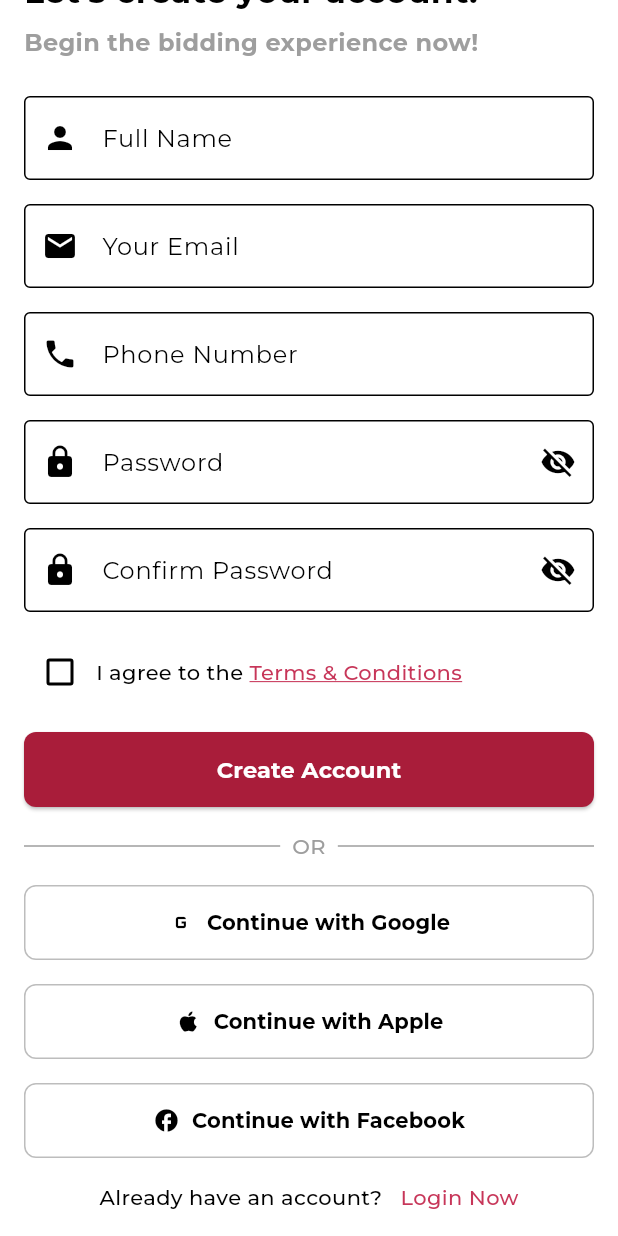
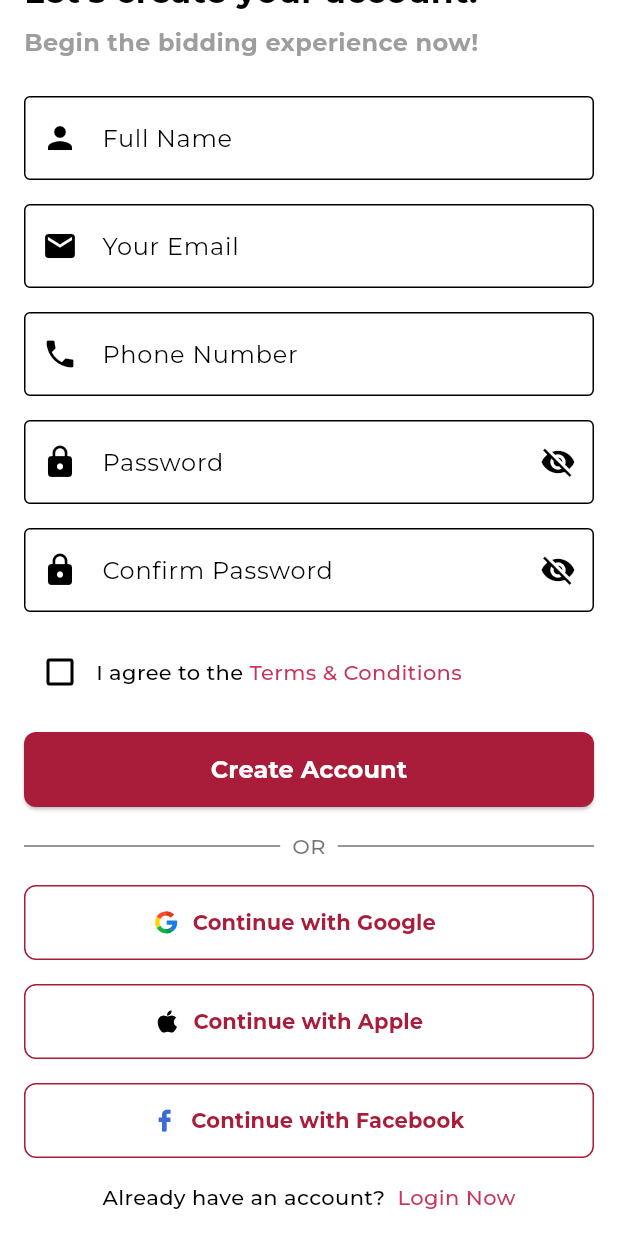
Before and after one commit to AlleTre-E-Commerce-Complex/alletre-flutter, a Flutter app: the SignUpPage screen opened directly, scrolled down 94 dp, on a phone screen of 412 x 824 dp. Run offline on Flutter 3.47's test engine with Material 3 defaults, Android fonts, the phone set to English and light mode, and no system bars; our stand-ins replace carousel_slider, flutter_svg, slide_to_act.

Commit message:
sign up page styles updated and changes made in pubspec

```diff
--- a/lib/utils/theme/app_theme.dart
+++ b/lib/utils/theme/app_theme.dart
@@ -10,6 +10,7 @@ const Color errorColor = Color(0xFFe40909);
 const Color activeColor = Color(0xFF089F28);
 const Color scheduledColor = Color(0xFFD57A0A);
 Color buttonBgColor = Colors.grey.shade200;
+Color dividerColor = Colors.black54;
 
 ThemeData customTheme() {
   return ThemeData(
--- a/lib/view/screens/login screen/login_page.dart
+++ b/lib/view/screens/login screen/login_page.dart
@@ -13,14 +13,14 @@ class LoginPage extends StatelessWidget {
         padding: const EdgeInsets.all(16.0),
         child: Column(
           children: [
-            TextField(
+            const TextField(
               decoration: InputDecoration(
                 labelText: 'Email',
                 hintText: 'Enter your email',
               ),
             ),
             const SizedBox(height: 16),
-            TextField(
+            const TextField(
               obscureText: true,
               decoration: InputDecoration(
                 labelText: 'Password',
--- a/lib/view/widgets/signup widgets/signup_buttons.dart
+++ b/lib/view/widgets/signup widgets/signup_buttons.dart
@@ -1,5 +1,6 @@
 import 'package:alletre_app/utils/theme/app_theme.dart';
 import 'package:flutter/material.dart';
+import 'package:flutter_svg/flutter_svg.dart';
 
 class SignupButtons extends StatelessWidget {
   const SignupButtons({super.key});
@@ -18,20 +19,23 @@ class SignupButtons extends StatelessWidget {
           ),
           onPressed: () {},
           child: const Text('Create Account',
-              style: TextStyle(fontSize: 15, color: secondaryColor)),
+              style: TextStyle(
+                  fontSize: 16,
+                  color: secondaryColor,
+                  fontWeight: FontWeight.w600)),
         ),
         const SizedBox(height: 16),
-        const Row(
+        Row(
           children: [
-            Expanded(child: Divider(color: Colors.grey)),
+            Expanded(child: Divider(color: dividerColor)),
             Padding(
-              padding: EdgeInsets.symmetric(horizontal: 8.0),
+              padding: const EdgeInsets.symmetric(horizontal: 8.0),
               child: Text('OR',
                   style: TextStyle(
-                      color: Colors.grey, fontWeight: FontWeight.w500)),
+                      color: dividerColor, fontWeight: FontWeight.w500)),
             ),
             Expanded(
-              child: Divider(color: Colors.grey),
+              child: Divider(color: dividerColor),
             ),
           ],
         ),
@@ -39,20 +43,25 @@ class SignupButtons extends StatelessWidget {
         OutlinedButton(
           style: OutlinedButton.styleFrom(
             minimumSize: const Size(double.infinity, 50),
-            side: BorderSide(color: Colors.grey.shade400),
+            side: const BorderSide(color: primaryColor),
+            padding: const EdgeInsets.only(right: 18),
             shape: RoundedRectangleBorder(
               borderRadius: BorderRadius.circular(8),
             ),
           ),
           onPressed: () {},
-          child: const Row(
+          child: Row(
             mainAxisAlignment: MainAxisAlignment.center,
             children: [
-              Icon(Icons.g_mobiledata_outlined, color: Colors.black),
-              SizedBox(width: 8),
-              Text(
+              SvgPicture.asset('assets/icons/google_icon.svg',
+                  width: 15, height: 15),
+              const SizedBox(width: 10),
+              const Text(
                 'Continue with Google',
-                style: TextStyle(color: Colors.black, fontSize: 14),
+                style: TextStyle(
+                    color: primaryColor,
+                    fontSize: 14,
+                    fontWeight: FontWeight.w600),
               ),
             ],
           ),
@@ -61,20 +70,25 @@ class SignupButtons extends StatelessWidget {
         OutlinedButton(
           style: OutlinedButton.styleFrom(
             minimumSize: const Size(double.infinity, 50),
-            side: BorderSide(color: Colors.grey.shade400),
+            side: const BorderSide(color: primaryColor),
+            padding: const EdgeInsets.only(right: 26),
             shape: RoundedRectangleBorder(
               borderRadius: BorderRadius.circular(8),
             ),
           ),
           onPressed: () {},
-          child: const Row(
+          child: Row(
             mainAxisAlignment: MainAxisAlignment.center,
             children: [
-              Icon(Icons.apple_outlined, color: Colors.black),
-              SizedBox(width: 8),
-              Text(
+              SvgPicture.asset('assets/icons/apple_icon.svg',
+                  width: 15, height: 15),
+              const SizedBox(width: 10),
+              const Text(
                 'Continue with Apple',
-                style: TextStyle(color: Colors.black, fontSize: 14, fontWeight: FontWeight.w600),
+                style: TextStyle(
+                    color: primaryColor,
+                    fontSize: 14,
+                    fontWeight: FontWeight.w600),
               ),
             ],
           ),
@@ -83,20 +97,24 @@ class SignupButtons extends StatelessWidget {
         OutlinedButton(
           style: OutlinedButton.styleFrom(
             minimumSize: const Size(double.infinity, 50),
-            side: BorderSide(color: Colors.grey.shade400),
+            side: const BorderSide(color: primaryColor),
             shape: RoundedRectangleBorder(
               borderRadius: BorderRadius.circular(8),
             ),
           ),
           onPressed: () {},
-          child: const Row(
+          child: Row(
             mainAxisAlignment: MainAxisAlignment.center,
             children: [
-              Icon(Icons.facebook_outlined, color: Colors.black),
-              SizedBox(width: 8),
-              Text(
+              SvgPicture.asset('assets/icons/facebook_icon.svg',
+                  width: 15, height: 15),
+              const SizedBox(width: 10),
+              const Text(
                 'Continue with Facebook',
-                style: TextStyle(color: Colors.black, fontSize: 14, fontWeight: FontWeight.w600),
+                style: TextStyle(
+                    color: primaryColor,
+                    fontSize: 14,
+                    fontWeight: FontWeight.w600),
               ),
             ],
           ),
@@ -106,7 +124,7 @@ class SignupButtons extends StatelessWidget {
           mainAxisAlignment: MainAxisAlignment.center,
           children: [
             const Text(
-              'Already have an account?   ',
+              'Already have an account?  ',
               style: TextStyle(
                 fontSize: 14,
                 color: onSecondaryColor,
--- a/lib/view/widgets/signup widgets/signup_form_fields.dart
+++ b/lib/view/widgets/signup widgets/signup_form_fields.dart
@@ -95,7 +95,6 @@ class SignupFormFields extends StatelessWidget {
                       fontSize: 14,
                       color: surfaceColor,
                       fontWeight: FontWeight.w500,
-                      decoration: TextDecoration.underline,
                       decorationColor: surfaceColor,
                     ),
                   ),
--- a/lib/view/widgets/signup widgets/signup_title.dart
+++ b/lib/view/widgets/signup widgets/signup_title.dart
@@ -13,7 +13,7 @@ class SignUpTitle extends StatelessWidget {
           "Let's create your account.",
           style: TextStyle(
             fontSize: 22,
-            fontWeight: FontWeight.bold,
+            fontWeight: FontWeight.w600,
             color: onSecondaryColor
           ),
         ),
--- a/pubspec.yaml
+++ b/pubspec.yaml
@@ -64,6 +64,7 @@ flutter:
   # To add assets to your application, add an assets section, like this:
   assets:
     - assets/images/
+    - assets/icons/
 
   # An image asset can refer to one or more resolution-specific "variants", see
   # https://flutter.dev/to/resolution-aware-images
```
Also changed, not shown: assets/icons/apple_icon.svg (added), assets/icons/facebook_icon.svg (added), assets/icons/google_icon.svg (added).
